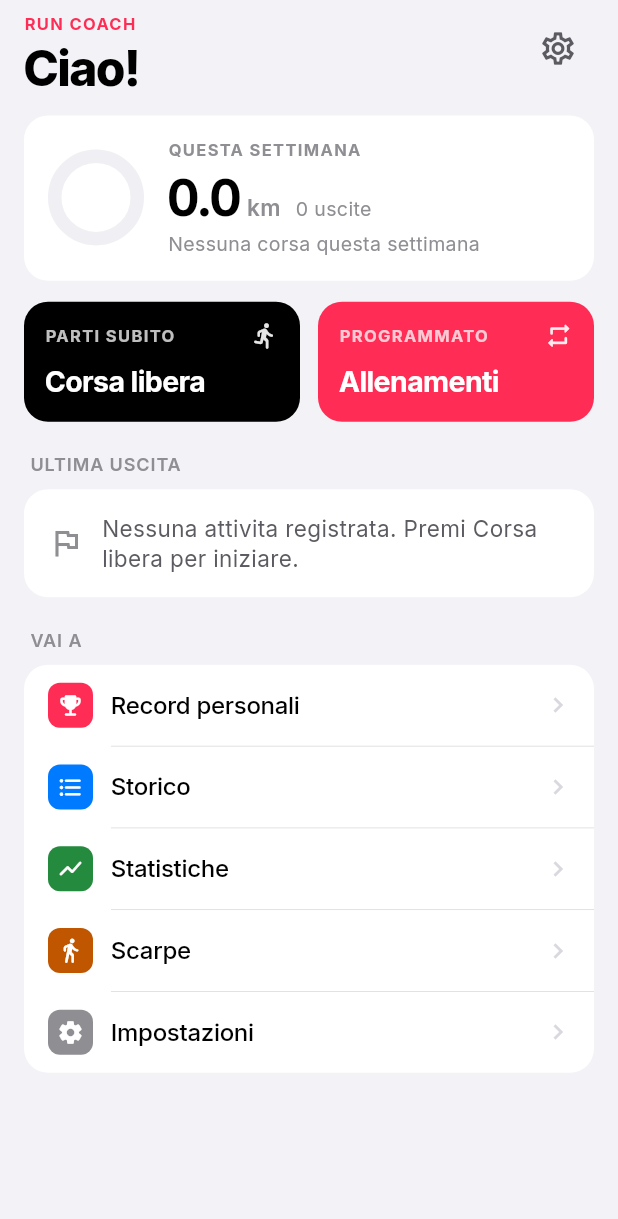
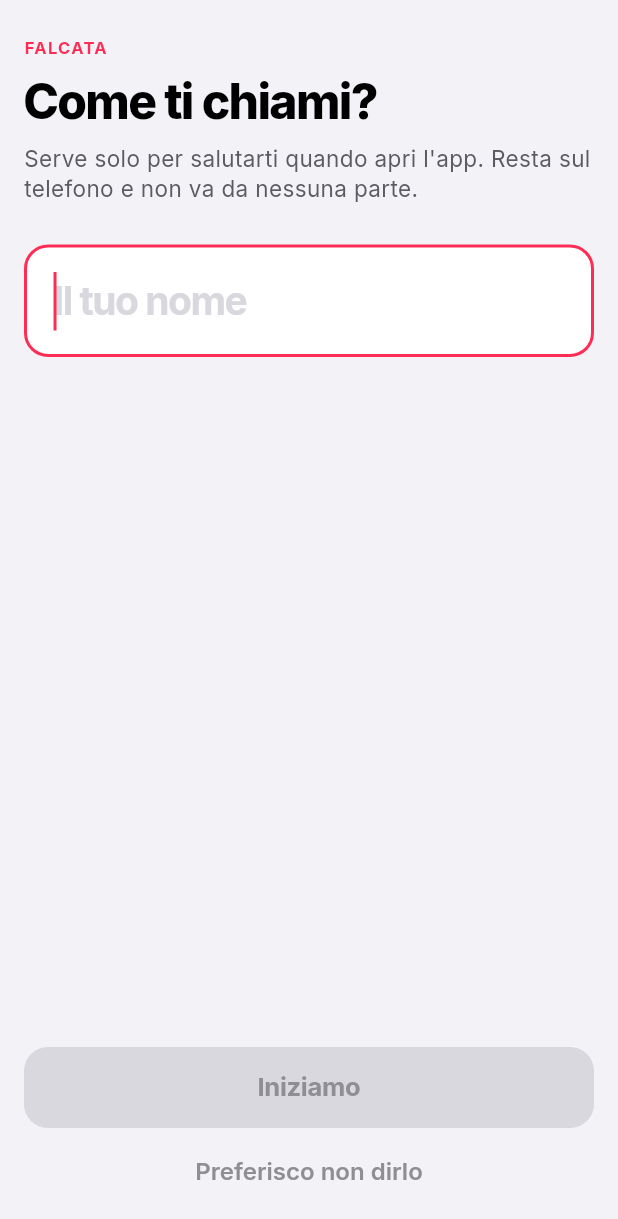
Before and after one commit to carlodiluigi-glitch/run-coach-app, a Flutter app: the screen it shows after launch, on a phone screen of 412 x 824 dp. Shown: the top 1219 px of the screen. Run offline on Flutter 3.47's test engine with Material 3 defaults, Android fonts, the phone set to English and light mode, and no system bars; our stand-ins replace flutter_tts, geolocator; missing offline and left inert: geolocator_android.

Commit message:
Falcata ,schermata di apertura

```diff
--- a/lib/app/app.dart
+++ b/lib/app/app.dart
@@ -7,7 +7,7 @@ import 'theme.dart';
 class RunCoachApp extends StatelessWidget {
   const RunCoachApp({super.key});
 
-  static const String appName = 'Run Coach';
+  static const String appName = 'Falcata';
 
   @override
   Widget build(BuildContext context) {
@@ -17,7 +17,7 @@ class RunCoachApp extends StatelessWidget {
       theme: AppTheme.light(),
       darkTheme: AppTheme.dark(),
       themeMode: ThemeMode.system,
-      initialRoute: AppRoutes.home,
+      initialRoute: AppRoutes.splash,
       onGenerateRoute: AppRoutes.onGenerateRoute,
     );
   }
--- a/lib/app/routes.dart
+++ b/lib/app/routes.dart
@@ -8,7 +8,9 @@ import '../screens/records_screen.dart';
 import '../screens/run_screen.dart';
 import '../screens/settings_screen.dart';
 import '../screens/shoes_screen.dart';
+import '../screens/splash_screen.dart';
 import '../screens/stats_screen.dart';
+import '../screens/welcome_screen.dart';
 import '../screens/workout_builder_screen.dart';
 import '../screens/workout_library_screen.dart';
 
@@ -16,7 +18,13 @@ import '../screens/workout_library_screen.dart';
 class AppRoutes {
   AppRoutes._();
 
-  static const String home = '/';
+  /// Schermata di apertura: e' la prima cosa che parte.
+  static const String splash = '/';
+
+  /// Benvenuto del primo avvio (chiede il nome). Mostrato una volta sola.
+  static const String welcome = '/welcome';
+
+  static const String home = '/home';
   static const String run = '/run';
   static const String workoutLibrary = '/workouts';
   static const String workoutBuilder = '/workout-builder';
@@ -30,6 +38,18 @@ class AppRoutes {
   /// Generatore delle rotte con gestione degli argomenti.
   static Route<dynamic> onGenerateRoute(RouteSettings routeSettings) {
     switch (routeSettings.name) {
+      case splash:
+        return MaterialPageRoute<void>(
+          builder: (_) => const SplashScreen(),
+          settings: routeSettings,
+        );
+
+      case welcome:
+        return MaterialPageRoute<void>(
+          builder: (_) => const WelcomeScreen(),
+          settings: routeSettings,
+        );
+
       case home:
         return MaterialPageRoute<void>(
           builder: (_) => const HomeScreen(),
--- a/lib/models/user_settings.dart
+++ b/lib/models/user_settings.dart
@@ -58,6 +58,7 @@ class UserSettings {
     this.keepScreenOn = true,
     this.speechRate = 0.5,
     this.backgroundTrackingEnabled = true,
+    this.welcomeDone = false,
   });
 
   /// Nome mostrato nella Home ("Ciao <nome>"). Vuoto = saluto generico.
@@ -93,6 +94,12 @@ class UserSettings {
   /// e' il modo con cui Android garantisce che il processo non venga chiuso.
   final bool backgroundTrackingEnabled;
 
+  /// `true` dopo che la schermata di benvenuto e' stata completata o saltata.
+  ///
+  /// Serve un campo suo invece di guardare se il nome e' vuoto: chi decide di
+  /// non metterlo non deve ritrovarsi la domanda a ogni avvio.
+  final bool welcomeDone;
+
   bool get hasUserName => userName.trim().isNotEmpty;
 
   String get greeting => hasUserName ? 'Ciao ${userName.trim()}' : 'Ciao!';
@@ -110,6 +117,7 @@ class UserSettings {
     bool? keepScreenOn,
     double? speechRate,
     bool? backgroundTrackingEnabled,
+    bool? welcomeDone,
   }) =>
       UserSettings(
         userName: userName ?? this.userName,
@@ -127,6 +135,7 @@ class UserSettings {
         speechRate: speechRate ?? this.speechRate,
         backgroundTrackingEnabled:
             backgroundTrackingEnabled ?? this.backgroundTrackingEnabled,
+        welcomeDone: welcomeDone ?? this.welcomeDone,
       );
 
   Map<String, dynamic> toJson() => <String, dynamic>{
@@ -142,6 +151,7 @@ class UserSettings {
         'keepScreenOn': keepScreenOn,
         'speechRate': speechRate,
         'backgroundTrackingEnabled': backgroundTrackingEnabled,
+        'welcomeDone': welcomeDone,
       };
 
   factory UserSettings.fromJson(Map<String, dynamic> json) => UserSettings(
@@ -161,5 +171,9 @@ class UserSettings {
         speechRate: (json['speechRate'] as num?)?.toDouble() ?? 0.5,
         backgroundTrackingEnabled:
             json['backgroundTrackingEnabled'] as bool? ?? true,
+        // Chi ha gia' l'app installata non deve rivedere il benvenuto: se il
+        // nome c'e' gia', il giro e' considerato fatto.
+        welcomeDone: json['welcomeDone'] as bool? ??
+            ((json['userName'] as String? ?? '').trim().isNotEmpty),
       );
 }
--- a/lib/providers/running_provider.dart
+++ b/lib/providers/running_provider.dart
@@ -397,7 +397,7 @@ class RunningProvider extends ChangeNotifier {
     try {
       await _gps.start(
         background: background,
-        notificationTitle: 'Run Coach',
+        notificationTitle: 'Falcata',
         notificationText: hasWorkout
             ? 'Allenamento in corso'
             : 'Registrazione della corsa in corso',
--- a/lib/screens/settings_screen.dart
+++ b/lib/screens/settings_screen.dart
@@ -311,7 +311,7 @@ class _SettingsScreenState extends State<SettingsScreen> {
             const SizedBox(height: 24),
             Center(
               child: Text(
-                'Run Coach - versione 1.0.0',
+                'Falcata - versione 1.0.0',
                 style: TextStyle(color: scheme.onSurfaceVariant, fontSize: 13),
               ),
             ),
--- /dev/null
+++ b/lib/screens/welcome_screen.dart
@@ -0,0 +1,167 @@
+import 'package:flutter/material.dart';
+import 'package:provider/provider.dart';
+
+import '../app/app.dart';
+import '../app/routes.dart';
+import '../app/tokens.dart';
+import '../providers/settings_provider.dart';
+
+/// Schermata di benvenuto, mostrata una volta sola al primo avvio.
+///
+/// Chiede solo il nome. Ogni domanda in piu' e' una persona in meno che
+/// arriva alla fine: il resto si trova comunque in Impostazioni.
+class WelcomeScreen extends StatefulWidget {
+  const WelcomeScreen({super.key});
+
+  @override
+  State<WelcomeScreen> createState() => _WelcomeScreenState();
+}
+
+class _WelcomeScreenState extends State<WelcomeScreen> {
+  final TextEditingController _controller = TextEditingController();
+  bool _saving = false;
+
+  @override
+  void initState() {
+    super.initState();
+    // Se il nome c'era gia' (aggiornamento da una versione precedente) lo si
+    // propone invece di far riscrivere tutto.
+    _controller.text = context.read<SettingsProvider>().settings.userName;
+    _controller.addListener(() => setState(() {}));
+  }
+
+  @override
+  void dispose() {
+    _controller.dispose();
+    super.dispose();
+  }
+
+  Future<void> _finish({required bool useName}) async {
+    if (_saving) return;
+    setState(() => _saving = true);
+
+    final SettingsProvider settings = context.read<SettingsProvider>();
+    await settings.completeWelcome(name: useName ? _controller.text : '');
+
+    if (!mounted) return;
+    Navigator.of(context).pushReplacementNamed(AppRoutes.home);
+  }
+
+  @override
+  Widget build(BuildContext context) {
+    final AppPalette p = AppPalette.of(context);
+    final String name = _controller.text.trim();
+    final bool hasName = name.isNotEmpty;
+
+    return Scaffold(
+      body: SafeArea(
+        child: Padding(
+          padding: const EdgeInsets.fromLTRB(
+            AppSpacing.screenSide,
+            24,
+            AppSpacing.screenSide,
+            20,
+          ),
+          // Il contenuto scorre e i pulsanti restano in fondo: con la
+          // tastiera aperta su un telefono piccolo, altrimenti, non ci sta.
+          child: Column(
+            crossAxisAlignment: CrossAxisAlignment.start,
+            children: <Widget>[
+              Expanded(
+                child: SingleChildScrollView(
+                  child: Column(
+                        crossAxisAlignment: CrossAxisAlignment.start,
+                        children: <Widget>[
+                          Text(
+                            RunCoachApp.appName.toUpperCase(),
+                            style: AppText.label.copyWith(color: p.accent),
+                          ),
+                          const SizedBox(height: 10),
+                          Text(
+                            hasName ? 'Ciao $name.' : 'Come ti chiami?',
+                            style: AppText.largeTitle.copyWith(color: p.ink),
+                          ),
+                          const SizedBox(height: 10),
+                          Text(
+                            'Serve solo per salutarti quando apri l\'app. '
+                            'Resta sul telefono e non va da nessuna parte.',
+                            style: AppText.body.copyWith(color: p.inkSoft),
+                          ),
+                          const SizedBox(height: 28),
+
+                          TextField(
+                            controller: _controller,
+                            autofocus: true,
+                            textCapitalization: TextCapitalization.words,
+                            textInputAction: TextInputAction.done,
+                            onSubmitted: (_) => _finish(useName: true),
+                            style: TextStyle(
+                              fontSize: 26,
+                              fontWeight: FontWeight.w700,
+                              letterSpacing: -1,
+                              color: p.ink,
+                            ),
+                            decoration: InputDecoration(
+                              hintText: 'Il tuo nome',
+                              hintStyle: TextStyle(
+                                fontSize: 26,
+                                fontWeight: FontWeight.w700,
+                                letterSpacing: -1,
+                                color: p.separator,
+                              ),
+                              filled: true,
+                              fillColor: p.surface,
+                              contentPadding:
+                                  const EdgeInsets.symmetric(horizontal: 16, vertical: 18),
+                              border: OutlineInputBorder(
+                                borderRadius: BorderRadius.circular(AppRadius.card),
+                                borderSide: BorderSide.none,
+                              ),
+                              enabledBorder: OutlineInputBorder(
+                                borderRadius: BorderRadius.circular(AppRadius.card),
+                                borderSide: BorderSide.none,
+                              ),
+                              focusedBorder: OutlineInputBorder(
+                                borderRadius: BorderRadius.circular(AppRadius.card),
+                                borderSide: BorderSide(color: p.accent, width: 2),
+                              ),
+                            ),
+                          ),
+                    ],
+                  ),
+                ),
+              ),
+
+              const SizedBox(height: 16),
+
+              SizedBox(
+                height: 54,
+                child: FilledButton(
+                  onPressed:
+                      (hasName && !_saving) ? () => _finish(useName: true) : null,
+                  style: FilledButton.styleFrom(
+                    backgroundColor: p.accent,
+                    foregroundColor: p.onAccent,
+                    disabledBackgroundColor: p.separator,
+                    disabledForegroundColor: p.inkFaint,
+                  ),
+                  child: const Text('Iniziamo'),
+                ),
+              ),
+              const SizedBox(height: 4),
+              Center(
+                child: TextButton(
+                  onPressed: _saving ? null : () => _finish(useName: false),
+                  child: Text(
+                    'Preferisco non dirlo',
+                    style: TextStyle(color: p.inkFaint),
+                  ),
+                ),
+              ),
+            ],
+          ),
+        ),
+      ),
+    );
+  }
+}
--- a/lib/services/gps_service.dart
+++ b/lib/services/gps_service.dart
@@ -80,7 +80,7 @@ class GpsService {
   Future<void> start({
     int distanceFilterMeters = 0,
     bool background = false,
-    String notificationTitle = 'Run Coach',
+    String notificationTitle = 'Falcata',
     String notificationText = 'Registrazione della corsa in corso',
   }) async {
     if (_running) return;
@@ -147,7 +147,7 @@ class GpsService {
   Future<void> restart({
     required bool background,
     int distanceFilterMeters = 0,
-    String notificationTitle = 'Run Coach',
+    String notificationTitle = 'Falcata',
     String notificationText = 'Registrazione della corsa in corso',
   }) async {
     await stop();
```
Also changed, not shown: lib/providers/settings_provider.dart (+7 -0 lines), lib/screens/splash_screen.dart (added, +146 -0 lines), 4 other files.
